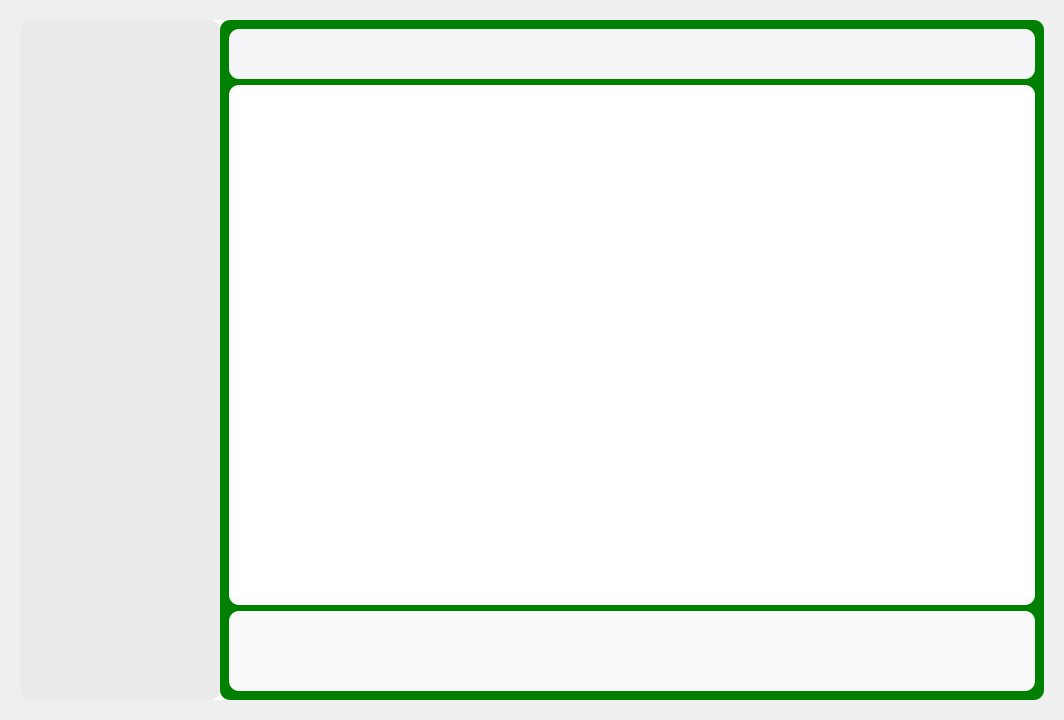
Before: the Qt Designer form ui/main_window.ui in bfmhno3/resonate, drawn with Qt 5.
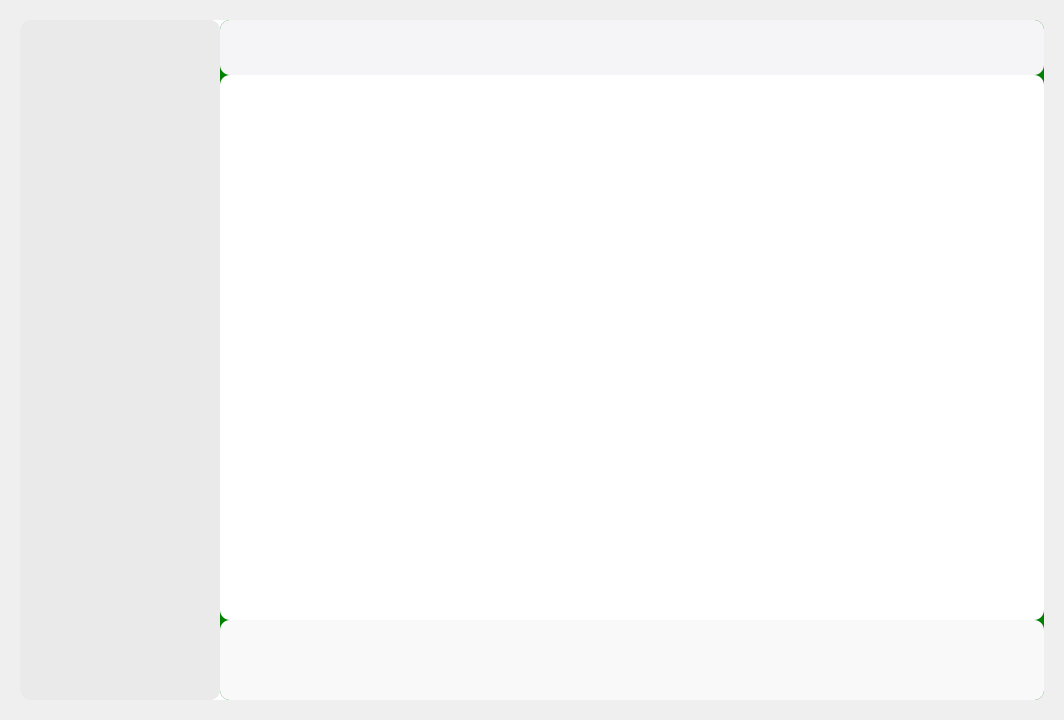
After: the same form once the commit is applied. Custom widgets are drawn as their Qt base class.

Commit message: feat: 完成绘制 Header 区域并提升至主窗口

Patch:
```diff
--- a/ui/main_window.ui
+++ b/ui/main_window.ui
@@ -87,6 +87,21 @@
            <string notr="true">background-color: green;</string>
           </property>
           <layout class="QVBoxLayout" name="verticalLayout">
+           <property name="spacing">
+            <number>0</number>
+           </property>
+           <property name="leftMargin">
+            <number>0</number>
+           </property>
+           <property name="topMargin">
+            <number>0</number>
+           </property>
+           <property name="rightMargin">
+            <number>0</number>
+           </property>
+           <property name="bottomMargin">
+            <number>0</number>
+           </property>
            <item>
             <widget class="QWidget" name="header" native="true">
              <property name="sizePolicy">
@@ -98,13 +113,13 @@
              <property name="minimumSize">
               <size>
                <width>0</width>
-               <height>50</height>
+               <height>55</height>
               </size>
              </property>
              <property name="maximumSize">
               <size>
                <width>16777215</width>
-               <height>50</height>
+               <height>55</height>
               </size>
              </property>
              <property name="styleSheet">
@@ -161,6 +176,12 @@
    <header>gui/sidebar.hpp</header>
    <container>1</container>
   </customwidget>
+  <customwidget>
+   <class>res::Header</class>
+   <extends>QWidget</extends>
+   <header location="global">gui/header.hpp</header>
+   <container>1</container>
+  </customwidget>
  </customwidgets>
  <resources/>
  <connections/>
```
Left out of the diff: 2 changed lines with no effect on the pictures. The commit also changes 4 other files.
